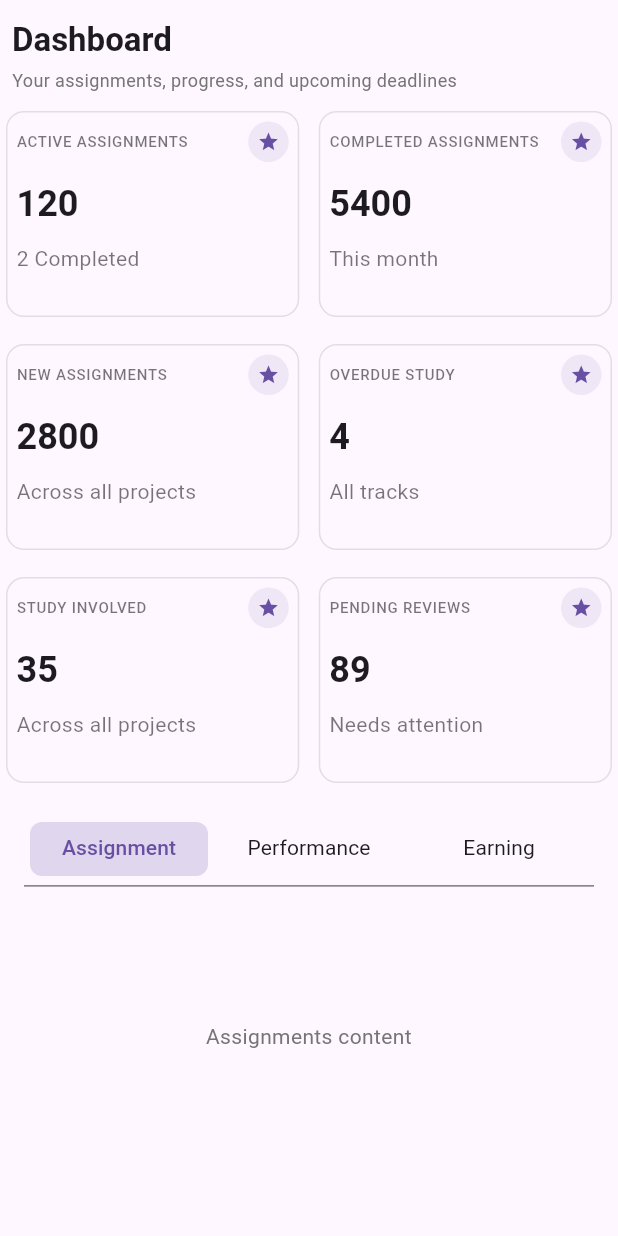
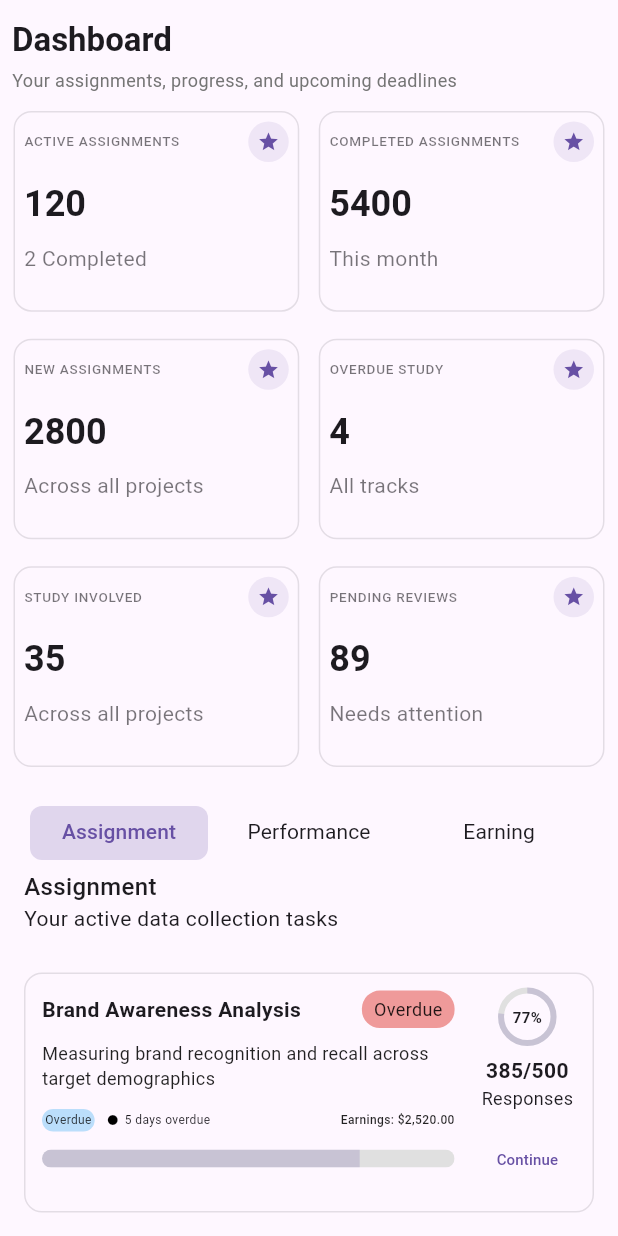
Before and after one commit to Ahmedx44/data4impact, a Flutter app: the HomeView screen opened directly, on a phone screen of 412 x 824 dp. Run offline on Flutter 3.47's test engine with Material 3 defaults, Android fonts, the phone set to English and light mode, and no system bars; our stand-ins replace awesome_bottom_bar, bloc, flutter_bloc, flutter_spinkit, flutter_staggered_animations, google_fonts and 4 more.

Commit message:
feat: Implement Tab Views for Home Dashboard
This commit adds the content for the "Assignment", "Performance", and "Earning" tabs in the Home Dashboard.

- **Assignment Tab:**
    - Created `AssignmentView` widget to display a list of assignments.
    - Added `AssignmentCard` widget to represent individual assignments, showing details like title, status, progress, and earnings.
    - Styled `AssignmentCard` with progress indicators (linear and circular) and status tags.
- **Performance Tab:**
    - Created `PerformanceView` widget (currently a placeholder).
- **Earning Tab:**
    - Created `EarningView` widget (currently a placeholder).
- **HomeView Integration:**
    - Integrated `AssignmentView`, `PerformanceView`, and `EarningView` into the `TabBarView` in `HomeView`.
    - Wrapped tab views in `SingleChildScrollView` to allow scrolling if content exceeds screen height.
    - Adjusted `TabBar` styling:
        - Removed bottom border by setting `dividerColor` to `Colors.transparent` and `dividerHeight` to `0`.
    - Added padding to the `SliverGrid` for `ActivityCard`s.
    - Adjusted font size in `ActivityCard`.
    - Set `minHeight` and `maxHeight` constraints for the `TabBarView` container.

```diff
--- a/apps/data4impact/lib/features/home/page/home_view.dart
+++ b/apps/data4impact/lib/features/home/page/home_view.dart
@@ -1,4 +1,7 @@
 import 'package:data4impact/features/home/widget/actitity_card.dart';
+import 'package:data4impact/features/home/widget/assignment.dart';
+import 'package:data4impact/features/home/widget/earning_view.dart';
+import 'package:data4impact/features/home/widget/performance_view.dart';
 import 'package:flutter/material.dart';
 import 'package:flutter_staggered_animations/flutter_staggered_animations.dart';
 import 'package:google_fonts/google_fonts.dart';
@@ -26,7 +29,8 @@ class HomeView extends StatelessWidget {
                         ),
                         Text(
                           'Dashboard',
-                          style: Theme.of(context).textTheme.titleLarge?.copyWith(
+                          style:
+                              Theme.of(context).textTheme.titleLarge?.copyWith(
                                     fontWeight: FontWeight.bold,
                                   ),
                         ),
@@ -48,7 +52,9 @@ class HomeView extends StatelessWidget {
                   physics: const BouncingScrollPhysics(),
                   slivers: [
                     // Grid Cards Section
-                    SliverGrid(
+                    SliverPadding(
+                      padding: EdgeInsets.symmetric(horizontal: 5),
+                      sliver: SliverGrid(
                         delegate: SliverChildBuilderDelegate(
                           (context, index) {
                             final titles = [
@@ -84,31 +90,25 @@ class HomeView extends StatelessWidget {
                           },
                           childCount: 6,
                         ),
-                      gridDelegate: const SliverGridDelegateWithFixedCrossAxisCount(
+                        gridDelegate:
+                            const SliverGridDelegateWithFixedCrossAxisCount(
                           crossAxisCount: 2,
                           mainAxisSpacing: 10,
                           crossAxisSpacing: 5,
                           childAspectRatio: 1.4,
                         ),
                       ),
+                    ),
 
                     // Tab Bar Section
                     SliverToBoxAdapter(
                       child: Container(
-                        margin:
-                            const EdgeInsets.symmetric(horizontal: 16, vertical: 16),
+                        margin: const EdgeInsets.symmetric(
+                            horizontal: 16, vertical: 16),
                         child: Column(
                           children: [
                             // Minimal Tab Bar
                             Container(
-                              decoration: BoxDecoration(
-                                border: Border(
-                                  bottom: BorderSide(
-                                    color: Theme.of(context).dividerColor,
-                                    width: 1,
-                                  ),
-                                ),
-                              ),
                               child: TabBar(
                                 indicator: BoxDecoration(
                                   borderRadius: BorderRadius.circular(8),
@@ -123,8 +123,8 @@ class HomeView extends StatelessWidget {
                                   horizontal: 4,
                                   vertical: 6,
                                 ),
-
-                                labelColor: Theme.of(context).colorScheme.primary,
+                                labelColor:
+                                    Theme.of(context).colorScheme.primary,
                                 unselectedLabelColor: Theme.of(context)
                                     .colorScheme
                                     .onSurface
@@ -137,8 +137,8 @@ class HomeView extends StatelessWidget {
                                   fontSize: 14,
                                   fontWeight: FontWeight.normal,
                                 ),
-
-                                dividerHeight: 0.1,
+                                dividerColor: Colors.transparent,
+                                dividerHeight: 0,
                                 tabs: const [
                                   Tab(text: 'Assignment'),
                                   Tab(text: 'Performance'),
@@ -148,13 +148,16 @@ class HomeView extends StatelessWidget {
                             ),
 
                             // Tab Content
-                            SizedBox(
-                              height: 200,
-                              child: TabBarView(
+                            Container(
+                              constraints: BoxConstraints(
+                                minHeight: 200,
+                                maxHeight: MediaQuery.of(context).size.height * 0.5,
+                              ),
+                              child:const TabBarView(
                                 children: [
-                                  _buildTabContent(context, 'Assignments content'),
-                                  _buildTabContent(context, 'Performance content'),
-                                  _buildTabContent(context, 'Earnings content'),
+                                  SingleChildScrollView(child: AssignmentView()),
+                                  SingleChildScrollView(child: PerformanceView()),
+                                  SingleChildScrollView(child: EarningView()),
                                 ],
                               ),
                             ),
--- a/apps/data4impact/lib/features/home/widget/actitity_card.dart
+++ b/apps/data4impact/lib/features/home/widget/actitity_card.dart
@@ -41,7 +41,7 @@ class ActivityCard extends StatelessWidget {
                   style: theme.textTheme.labelMedium?.copyWith(
                     color: theme.colorScheme.onSurface.withOpacity(0.6),
                     fontWeight: FontWeight.w500,
-                    fontSize: 10,
+                    fontSize: 9,
                     letterSpacing: 0.5,
                   ),
                 ),
--- /dev/null
+++ b/apps/data4impact/lib/features/home/widget/assignment.dart
@@ -0,0 +1,41 @@
+import 'package:data4impact/features/home/widget/assignment_card.dart';
+import 'package:flutter/material.dart';
+import 'package:google_fonts/google_fonts.dart';
+
+class AssignmentView extends StatelessWidget {
+  const AssignmentView({super.key});
+
+  @override
+  Widget build(BuildContext context) {
+    return Column(
+      crossAxisAlignment: CrossAxisAlignment.start,
+      children: [
+        Column(
+          crossAxisAlignment: CrossAxisAlignment.start,
+          children: [
+            Text(
+              'Assignment',
+              style: GoogleFonts.lexendDeca(
+                fontSize: 16,
+                fontWeight: FontWeight.w500,
+              ),
+            ),
+            const Text('Your active data collection tasks'),
+            const SizedBox(height: 16),
+          ],
+        ),
+       const Column(
+          children:  [
+            AssignmentCard(),
+            SizedBox(height: 12),
+            AssignmentCard(),
+            SizedBox(height: 12),
+            AssignmentCard(),
+            SizedBox(height: 12),
+            AssignmentCard(),
+          ],
+        ),
+      ],
+    );
+  }
+}
--- /dev/null
+++ b/apps/data4impact/lib/features/home/widget/assignment_card.dart
@@ -0,0 +1,170 @@
+import 'package:flutter/material.dart';
+
+class AssignmentCard extends StatelessWidget {
+  const AssignmentCard({super.key});
+
+  @override
+  Widget build(BuildContext context) {
+    final theme = Theme.of(context);
+
+    return Card(
+      elevation: 0,
+      shape: RoundedRectangleBorder(
+        borderRadius: BorderRadius.circular(12),
+        side: BorderSide(
+          color: theme.colorScheme.outline.withOpacity(0.2),
+          width: 1,
+        ),
+      ),
+      color: theme.colorScheme.surface,
+      margin: const EdgeInsets.symmetric(vertical: 10),
+      child: Padding(
+        padding: const EdgeInsets.all(12),
+        child: Row(
+          crossAxisAlignment: CrossAxisAlignment.start,
+          children: [
+            /// LEFT SIDE (Details, title, status, progress)
+            Expanded(
+              flex: 3,
+              child: Column(
+                crossAxisAlignment: CrossAxisAlignment.start,
+                children: [
+                  /// Top Row: Title + Overdue Tag
+                  Row(
+                    mainAxisAlignment: MainAxisAlignment.spaceBetween,
+                    children: [
+                      const Expanded(
+                        child: Text(
+                          'Brand Awareness Analysis',
+                          style: TextStyle(
+                            fontWeight: FontWeight.bold,
+                            fontSize: 14,
+                          ),
+                        ),
+                      ),
+                      Container(
+                        padding: const EdgeInsets.symmetric(
+                            horizontal: 8, vertical: 4),
+                        decoration: BoxDecoration(
+                          color: Colors.red[200],
+                          borderRadius: BorderRadius.circular(12),
+                        ),
+                        child: const Text(
+                          'Overdue',
+                          style: TextStyle(
+                            color: Colors.black87,
+                            fontSize: 12,
+                          ),
+                        ),
+                      ),
+                    ],
+                  ),
+
+                  const SizedBox(height: 8),
+
+                  /// Subtitle
+                  const Text(
+                    'Measuring brand recognition and recall across target demographics',
+                    style: TextStyle(fontSize: 12, color: Colors.black87),
+                  ),
+
+                  const SizedBox(height: 12),
+
+                  /// Status and Earnings
+                  Row(
+                    children: [
+                      Container(
+                        padding: const EdgeInsets.symmetric(
+                            horizontal: 2, vertical: 2),
+                        decoration: BoxDecoration(
+                          color: Colors.blue[100],
+                          borderRadius: BorderRadius.circular(12),
+                        ),
+                        child: const Text(
+                          'Overdue',
+                          style: TextStyle(
+                            color: Colors.black87,
+                            fontSize: 8,
+                          ),
+                        ),
+                      ),
+                      const SizedBox(width: 8),
+                      const Icon(Icons.circle, size: 8, color: Colors.black),
+                      const SizedBox(width: 4),
+                      const Text(
+                        '5 days overdue',
+                        style: TextStyle(fontSize: 8),
+                      ),
+                      const Spacer(),
+                      const Text(
+                        'Earnings: \$2,520.00',
+                        style: TextStyle(
+                            fontSize: 8,
+                            fontWeight: FontWeight.w500, color: Colors.black87),
+                      ),
+                    ],
+                  ),
+
+                  const SizedBox(height: 12),
+
+                  /// Linear Progress Bar
+                  ClipRRect(
+                    borderRadius: BorderRadius.circular(10),
+                    child: LinearProgressIndicator(
+                      value: 0.77,
+                      minHeight: 12,
+                      backgroundColor: Colors.grey[300],
+                      color: Theme.of(context)
+                          .colorScheme
+                          .primary
+                          .withOpacity(0.2),
+                    ),
+                  ),
+                ],
+              ),
+            ),
+
+            const SizedBox(width: 16),
+
+            /// RIGHT SIDE (Progress Circle and Button)
+            Column(
+              children: [
+                Stack(
+                  alignment: Alignment.center,
+                  children: [
+                    SizedBox(
+                      width: 35,
+                      height: 35,
+                      child: CircularProgressIndicator(
+                        value: 0.77,
+                        strokeWidth: 4,
+                        backgroundColor: Colors.grey[300],
+                        color: Theme.of(context)
+                            .colorScheme
+                            .primary
+                            .withOpacity(0.2),
+                      ),
+                    ),
+                    const Text(
+                      '77%',
+                      style: TextStyle(fontWeight: FontWeight.bold,fontSize: 10),
+                    ),
+                  ],
+                ),
+                const SizedBox(height: 8),
+                const Text('385/500',
+                    style: TextStyle(fontWeight: FontWeight.w600)),
+                const Text('Responses', style: TextStyle(fontSize: 12)),
+                const SizedBox(height: 8),
+                TextButton(
+                  onPressed: () {},
+                  child: const Text('Continue',style: TextStyle(fontSize: 10),),
+                ),
+              ],
+            ),
+          ],
+        ),
+      ),
+    );
+  }
+}
--- /dev/null
+++ b/apps/data4impact/lib/features/home/widget/earning_view.dart
@@ -0,0 +1,14 @@
+import 'package:flutter/material.dart';
+
+class EarningView extends StatelessWidget {
+  const EarningView({super.key});
+
+  @override
+  Widget build(BuildContext context) {
+    return Container(
+      child: Center(
+        child: Text('Earning'),
+      ),
+    );
+  }
+}
--- /dev/null
+++ b/apps/data4impact/lib/features/home/widget/performance_view.dart
@@ -0,0 +1,14 @@
+import 'package:flutter/material.dart';
+
+class PerformanceView extends StatelessWidget {
+  const PerformanceView({super.key});
+
+  @override
+  Widget build(BuildContext context) {
+    return Container(
+      child: Center(
+        child: Text('Performance'),
+      ),
+    );
+  }
+}
```
Lines whose indentation alone changed are shown as unchanged.
